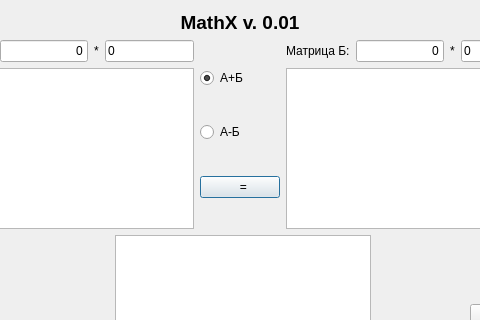
The window that matr.ui (Kanst/MathXv) describes before a commit, drawn with Qt 5; both pictures show x 81 to 561 and y 0 to 320 of the 642 by 407 pixel window.
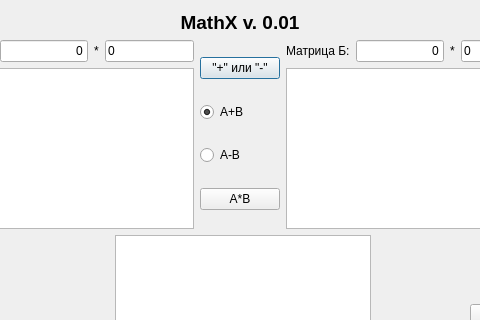
The same window after the commit.

```diff
--- a/matr.ui
+++ b/matr.ui
@@ -87,10 +87,17 @@
          </item>
          <item>
           <layout class="QVBoxLayout" name="verticalLayout">
+           <item>
+            <widget class="QPushButton" name="pushButton_3">
+             <property name="text">
+              <string>&quot;+&quot; или &quot;-&quot;</string>
+             </property>
+            </widget>
+           </item>
            <item>
             <widget class="QRadioButton" name="radioButton">
              <property name="text">
-              <string>А+Б</string>
+              <string>А+В</string>
              </property>
              <property name="checked">
               <bool>true</bool>
@@ -100,14 +107,14 @@
            <item>
             <widget class="QRadioButton" name="radioButton_2">
              <property name="text">
-              <string>А-Б</string>
+              <string>А-В</string>
              </property>
             </widget>
            </item>
            <item>
             <widget class="QPushButton" name="result">
              <property name="text">
-              <string>  =</string>
+              <string>A*B</string>
              </property>
             </widget>
            </item>
```
